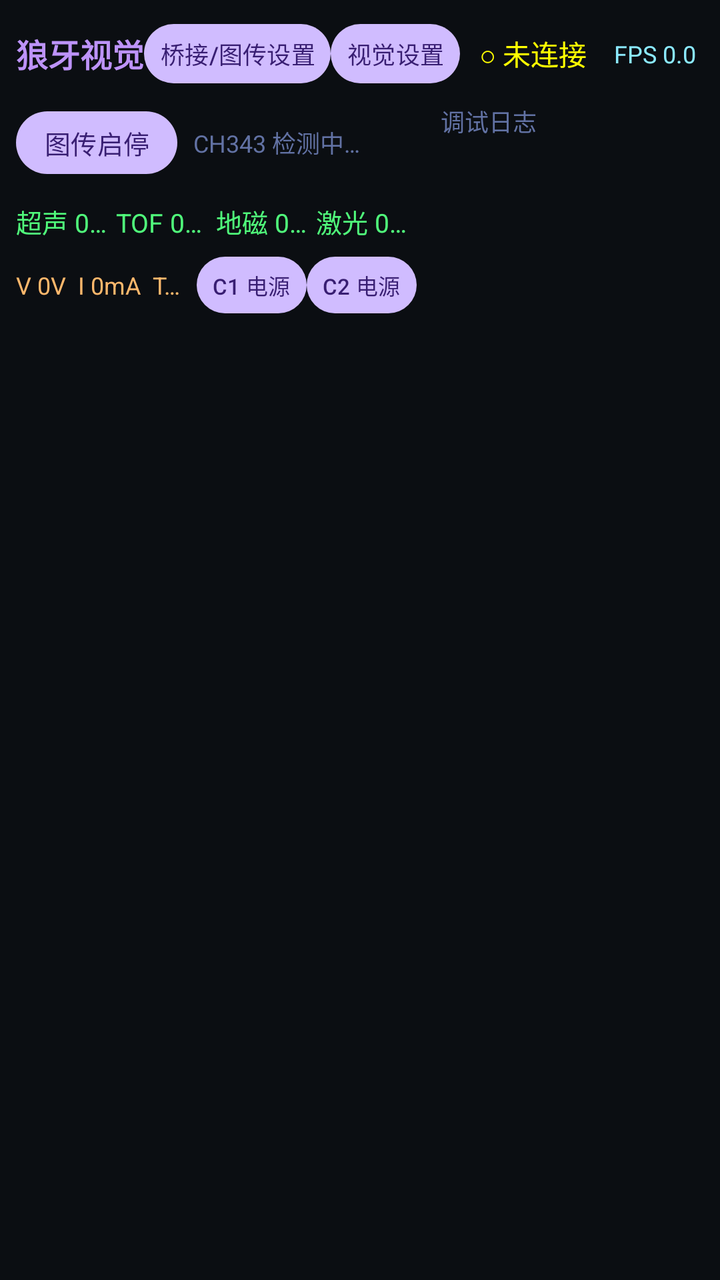
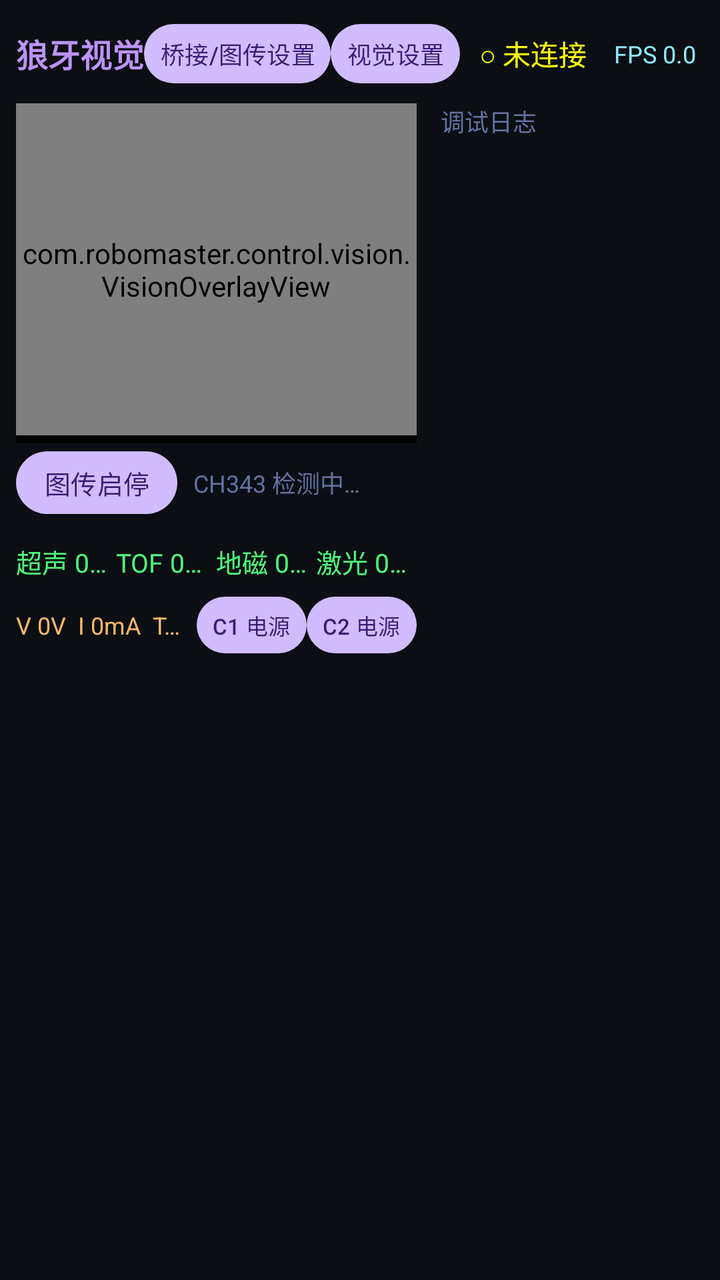

Two renders of the same Android screen: before a commit and after it. Below are the layout's source before the change and the commit's diff.
<!-- AndroidManifest.xml: application theme Theme.RobotControl -->
<!-- res/layout/activity_main.xml -->
<?xml version="1.0" encoding="utf-8"?>
<LinearLayout
    xmlns:android="http://schemas.android.com/apk/res/android"
    android:layout_width="match_parent"
    android:layout_height="match_parent"
    android:orientation="vertical"
    android:padding="8dp"
    android:background="#0B0E12">

    
    <LinearLayout
        android:layout_width="match_parent"
        android:layout_height="wrap_content"
        android:orientation="horizontal"
        android:gravity="center_vertical"
        android:paddingBottom="6dp">

        <TextView
            android:layout_width="wrap_content"
            android:layout_height="wrap_content"
            android:text="狼牙视觉"
            android:textColor="#BD93F9"
            android:textSize="16sp"
            android:textStyle="bold" />

        <Button
            android:id="@+id/btnBridge"
            android:layout_width="wrap_content"
            android:layout_height="wrap_content"
            android:text="桥接/图传设置"
            android:textSize="12sp"
            android:minWidth="0dp"
            android:minHeight="0dp"
            android:paddingLeft="8dp"
            android:paddingRight="8dp" />

        <Button
            android:id="@+id/btnVisionSettings"
            android:layout_width="wrap_content"
            android:layout_height="wrap_content"
            android:text="视觉设置"
            android:textSize="12sp"
            android:minWidth="0dp"
            android:minHeight="0dp"
            android:paddingLeft="8dp"
            android:paddingRight="8dp" />

        <TextView
            android:id="@+id/tvConn"
            android:layout_width="0dp"
            android:layout_height="wrap_content"
            android:layout_weight="1"
            android:gravity="center"
            android:text="○ 未连接"
            android:textColor="#FFFF00"
            android:textSize="14sp"
            android:padding="2dp"
            android:singleLine="true"
            android:ellipsize="end" />

        <TextView
            android:id="@+id/tvFps"
            android:layout_width="wrap_content"
            android:layout_height="wrap_content"
            android:text="FPS 0.0"
            android:textColor="#8BE9FD"
            android:textSize="12sp"
            android:padding="4dp" />
    </LinearLayout>

    
    <LinearLayout
        android:layout_width="match_parent"
        android:layout_height="0dp"
        android:layout_weight="1"
        android:orientation="horizontal"
        android:baselineAligned="false">

        
        <LinearLayout
            android:layout_width="0dp"
            android:layout_height="match_parent"
            android:layout_weight="0.6"
            android:orientation="vertical"
            android:paddingEnd="6dp">

            
            <LinearLayout
                android:layout_width="match_parent"
                android:layout_height="wrap_content"
                android:orientation="horizontal"
                android:gravity="center_vertical"
                android:paddingBottom="4dp">

                <Button
                    android:id="@+id/btnVideo"
                    android:layout_width="wrap_content"
                    android:layout_height="wrap_content"
                    android:text="图传启停"
                    android:textSize="13sp"
                    android:minWidth="0dp"
                    android:minHeight="0dp"
                    android:paddingLeft="14dp"
                    android:paddingRight="14dp" />

                <TextView
                    android:id="@+id/tvCh343"
                    android:layout_width="0dp"
                    android:layout_height="wrap_content"
                    android:layout_weight="1"
                    android:text="CH343 检测中…"
                    android:textColor="#6272A4"
                    android:textSize="12sp"
                    android:paddingStart="8dp"
                    android:singleLine="true"
                    android:ellipsize="end" />
            </LinearLayout>

            
            <LinearLayout
                android:layout_width="match_parent"
                android:layout_height="wrap_content"
                android:orientation="horizontal"
                android:paddingTop="6dp">

                <TextView
                    android:id="@+id/tvUltrasonic"
                    android:layout_width="0dp"
                    android:layout_height="wrap_content"
                    android:layout_weight="1"
                    android:text="超声 0mm"
                    android:textColor="#50FA7B"
                    android:textSize="13sp"
                    android:singleLine="true"
                    android:ellipsize="end" />

                <TextView
                    android:id="@+id/tvTof"
                    android:layout_width="0dp"
                    android:layout_height="wrap_content"
                    android:layout_weight="1"
                    android:text="TOF 0mm"
                    android:textColor="#50FA7B"
                    android:textSize="13sp"
                    android:singleLine="true"
                    android:ellipsize="end" />

                <TextView
                    android:id="@+id/tvMag"
                    android:layout_width="0dp"
                    android:layout_height="wrap_content"
                    android:layout_weight="1"
                    android:text="地磁 0/0/0"
                    android:textColor="#50FA7B"
                    android:textSize="13sp"
                    android:singleLine="true"
                    android:ellipsize="end" />

                <TextView
                    android:id="@+id/tvLaser"
                    android:layout_width="0dp"
                    android:layout_height="wrap_content"
                    android:layout_weight="1"
                    android:text="激光 0mm"
                    android:textColor="#50FA7B"
                    android:textSize="13sp"
                    android:singleLine="true"
                    android:ellipsize="end" />
            </LinearLayout>

            
            <LinearLayout
                android:layout_width="match_parent"
                android:layout_height="wrap_content"
                android:orientation="horizontal"
                android:gravity="center_vertical"
                android:paddingTop="4dp">

                <TextView
                    android:id="@+id/tvPower"
                    android:layout_width="0dp"
                    android:layout_height="wrap_content"
                    android:layout_weight="1"
                    android:text="V 0V  I 0mA  T 0℃"
                    android:textColor="#FFB86C"
                    android:textSize="12sp"
                    android:singleLine="true"
                    android:ellipsize="end" />

                <Button
                    android:id="@+id/btnTypec1"
                    android:layout_width="wrap_content"
                    android:layout_height="wrap_content"
                    android:text="C1 电源"
                    android:textSize="11sp"
                    android:minWidth="0dp"
                    android:minHeight="0dp"
                    android:paddingLeft="8dp"
                    android:paddingRight="8dp" />

                <Button
                    android:id="@+id/btnTypec2"
                    android:layout_width="wrap_content"
                    android:layout_height="wrap_content"
                    android:text="C2 电源"
                    android:textSize="11sp"
                    android:minWidth="0dp"
                    android:minHeight="0dp"
                    android:paddingLeft="8dp"
                    android:paddingRight="8dp" />
            </LinearLayout>
        </LinearLayout>

        
        <LinearLayout
            android:layout_width="0dp"
            android:layout_height="match_parent"
            android:layout_weight="0.4"
            android:orientation="vertical"
            android:paddingStart="6dp">

            <TextView
                android:layout_width="match_parent"
                android:layout_height="wrap_content"
                android:text="调试日志"
                android:textColor="#6272A4"
                android:textSize="12sp"
                android:paddingBottom="2dp" />

            <ScrollView
                android:id="@+id/scrollLog"
                android:layout_width="match_parent"
                android:layout_height="0dp"
                android:layout_weight="1"
                android:background="#0B0E12">

                <TextView
                    android:id="@+id/tvLog"
                    android:layout_width="match_parent"
                    android:layout_height="wrap_content"
                    android:textColor="#6272A4"
                    android:textSize="11sp"
                    android:fontFamily="monospace"
                    android:padding="4dp" />
            </ScrollView>
        </LinearLayout>
    </LinearLayout>
</LinearLayout>
<!-- resources referenced by this layout -->
<resources>
  <style name="Theme.RobotControl" parent="Theme.Material3.Dark.NoActionBar">
          <item name="android:statusBarColor">#FF101418</item>
          <item name="android:navigationBarColor">#FF101418</item>
          <item name="android:windowBackground">#FF101418</item>
      </style>
</resources>

<!-- the commit's change to res/layout/activity_main.xml (unified diff, before → after) -->
@@ -85,6 +85,25 @@
             android:paddingEnd="6dp">
 
             
+            <FrameLayout
+                android:id="@+id/previewContainer"
+                android:layout_width="match_parent"
+                android:layout_height="170dp"
+                android:background="#000000"
+                android:paddingBottom="4dp">
+
+                <SurfaceView
+                    android:id="@+id/svPreview"
+                    android:layout_width="match_parent"
+                    android:layout_height="match_parent" />
+
+                <com.robomaster.control.vision.VisionOverlayView
+                    android:id="@+id/visionOverlay"
+                    android:layout_width="match_parent"
+                    android:layout_height="match_parent" />
+            </FrameLayout>
+
+            
             <LinearLayout
                 android:layout_width="match_parent"
                 android:layout_height="wrap_content"
